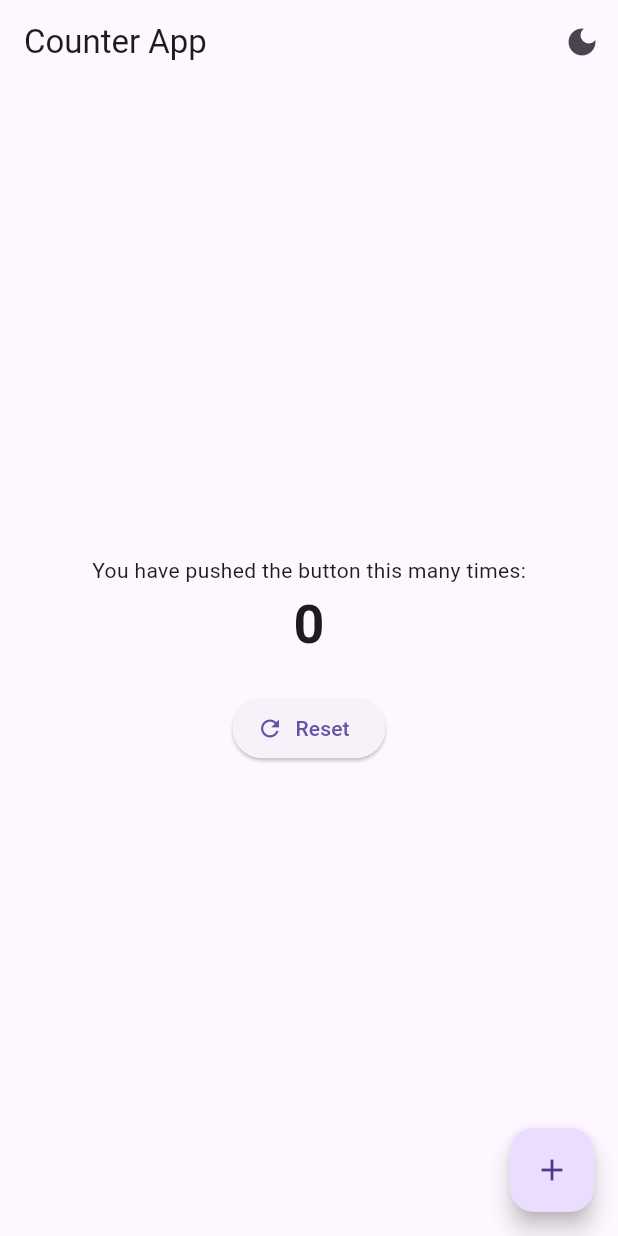
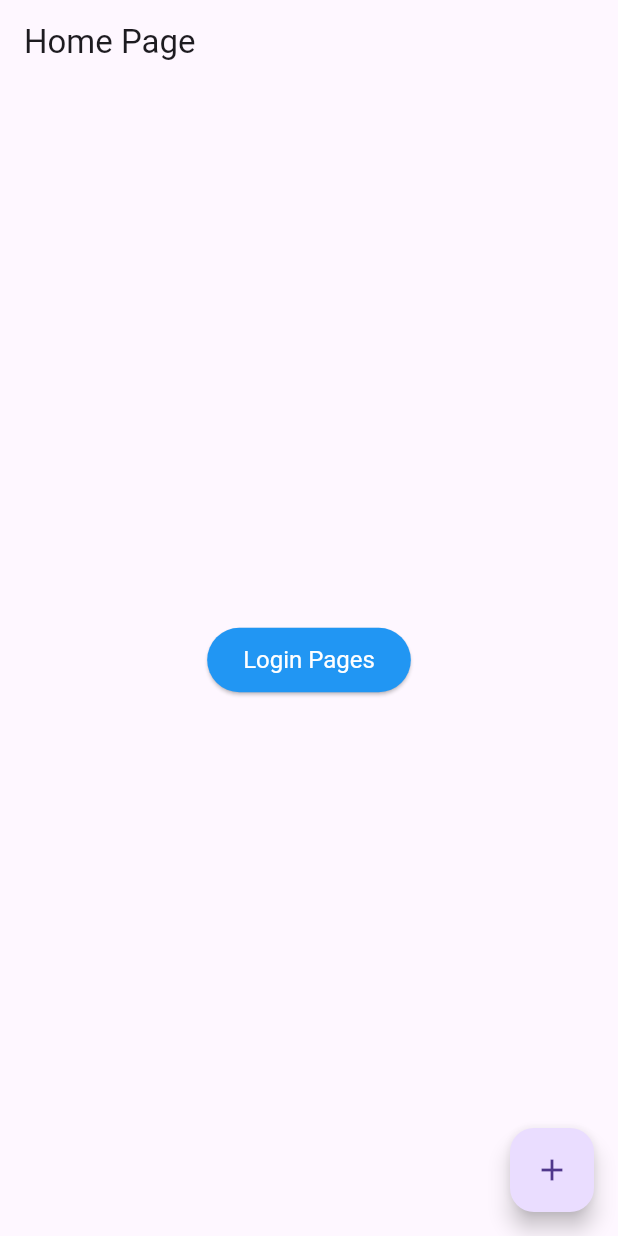
Before and after one commit to Nabin0707/Flutter_UI, a Flutter app: the screen it shows after launch, on a phone screen of 412 x 824 dp. Run offline on Flutter 3.47's test engine with Material 3 defaults, Android fonts, the phone set to English and light mode, and no system bars.

```diff
--- a/lib/main.dart
+++ b/lib/main.dart
@@ -1,89 +1,7 @@
 import 'package:flutter/material.dart';
+import 'pages/home_page.dart'; // <-- Make sure this path is correct
 
 void main() {
-  runApp(MyApp());
+  runApp(MaterialApp(home: HomePage()));
 }
-
-class MyApp extends StatefulWidget {
-  const MyApp({super.key});
-
-  @override
-  _MyAppState createState() => _MyAppState();
-}
-
-class _MyAppState extends State<MyApp> {
-  bool isDarkMode = false;
-
-  @override
-  Widget build(BuildContext context) {
-    return MaterialApp(
-      title: 'Updated Counter App',
-      theme: isDarkMode ? ThemeData.dark() : ThemeData.light(),
-      home: MyHomePage(
-        isDarkMode: isDarkMode,
-        toggleTheme: () {
-          setState(() {
-            isDarkMode = !isDarkMode;
-          });
-        },
-      ),
-    );
-  }
-}
-
-class MyHomePage extends StatefulWidget {
-  final bool isDarkMode;
-  final VoidCallback toggleTheme;
-
-  const MyHomePage({super.key, required this.isDarkMode, required this.toggleTheme});
-
-  @override
-  _MyHomePageState createState() => _MyHomePageState();
-}
-
-class _MyHomePageState extends State<MyHomePage> {
-  int _counter = 0;
-
-  void _incrementCounter() => setState(() => _counter++);
-  void _resetCounter() => setState(() => _counter = 0);
-
-  @override
-  Widget build(BuildContext context) {
-    return Scaffold(
-      appBar: AppBar(
-        title: Text('Counter App'),
-        actions: [
-          IconButton(
-            icon: Icon(widget.isDarkMode ? Icons.light_mode : Icons.dark_mode),
-            onPressed: widget.toggleTheme,
-          ),
-        ],
-      ),
-      body: Center(
-        child: Column(
-          mainAxisAlignment: MainAxisAlignment.center,
-          children: <Widget>[
-            Text('You have pushed the button this many times:'),
-            Text(
-              '$_counter',
-              style: TextStyle(fontSize: 36, fontWeight: FontWeight.bold),
-            ),
-            SizedBox(height: 20),
-            ElevatedButton.icon(
-              icon: Icon(Icons.refresh),
-              label: Text('Reset'),
-              onPressed: _resetCounter,
-            ),
-          ],
-        ),
-      ),
-      floatingActionButton: FloatingActionButton(
-        onPressed: _incrementCounter,
-        tooltip: 'Increment',
-        child: Icon(Icons.add),
-      ),
-    );
-  }
-}
-// This code is a simple Flutter app that implements a counter with dark mode support.
-// The app has a main screen with a counter, a reset button, and a toggle for dark mode.
+// This is the main entry point of the Flutter application.s
--- /dev/null
+++ b/lib/pages/home_page.dart
@@ -0,0 +1,29 @@
+import 'package:flutter/material.dart';
+import 'package:flutter_ui_showcase/widgets/button.dart';
+
+
+class HomePage extends StatelessWidget {
+  @override
+  Widget build(BuildContext context) {
+    return Scaffold(
+      appBar: AppBar(
+        title: Text('Home Page'),
+    ),
+    body: Center(
+        child: CustomButton(
+          text: 'Login Pages',
+          onPressed: () {
+            print('Login Pages button pressed');
+          },
+        )
+      ),
+      floatingActionButton: FloatingActionButton(
+        onPressed: () {
+           print('Login button pressed');
+        },
+        child: Icon(Icons.add),
+      ),
+    );
+  }
+
+}
--- /dev/null
+++ b/lib/widgets/button.dart
@@ -0,0 +1,33 @@
+import 'package:flutter/material.dart';
+
+class CustomButton extends StatelessWidget {
+  final String text;
+  final VoidCallback onPressed;
+  final Color color;
+  final Color textColor;
+
+  const CustomButton({
+    Key? key,
+    required this.text,
+    required this.onPressed,
+    this.color = Colors.blue,
+    this.textColor = Colors.white,
+  }) : super(key: key);
+
+  @override
+  Widget build(BuildContext context) {
+    return ElevatedButton(
+      style: ElevatedButton.styleFrom(
+        backgroundColor: color,
+        padding: EdgeInsets.symmetric(horizontal: 24, vertical: 12),
+        textStyle: TextStyle(fontSize: 16),
+      ),
+      onPressed: onPressed,
+      child: Text(
+        text,
+        style: TextStyle(color: textColor),
+      ),
+    );
+  }
+}
+// This widget can be used in any part of your app to create a button with custom text, color, and action.
```
Also changed, not shown: lib/pages/login_list_page.dart (added), lib/pages/login_preview_page.dart (added).
